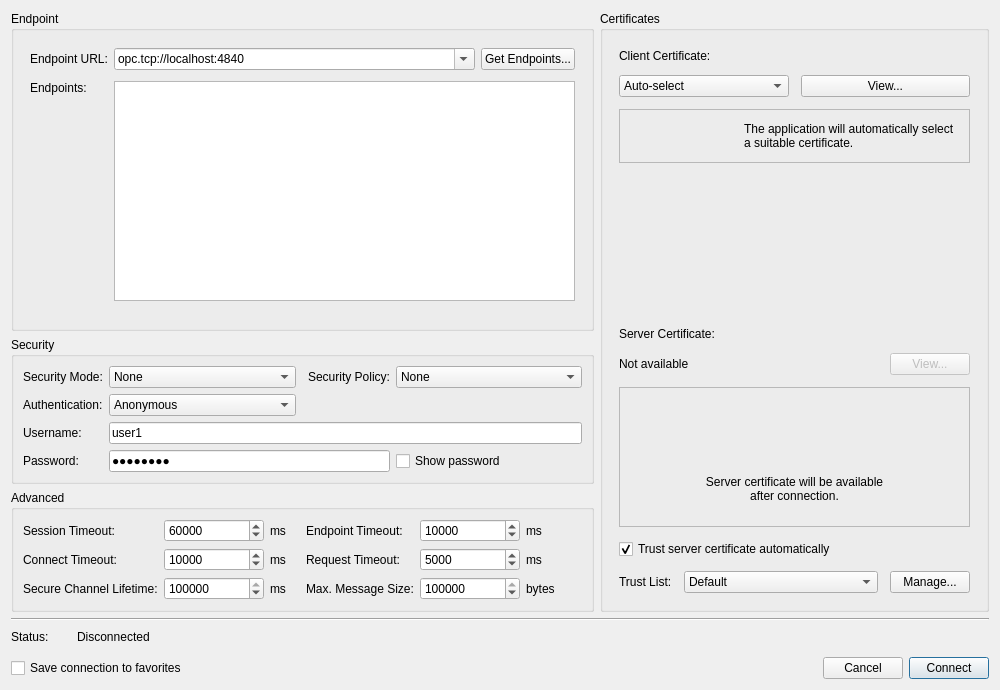
sanny32/OpenUaExplorer, file src/dialogs/connectiondialog.ui: the form before one commit.
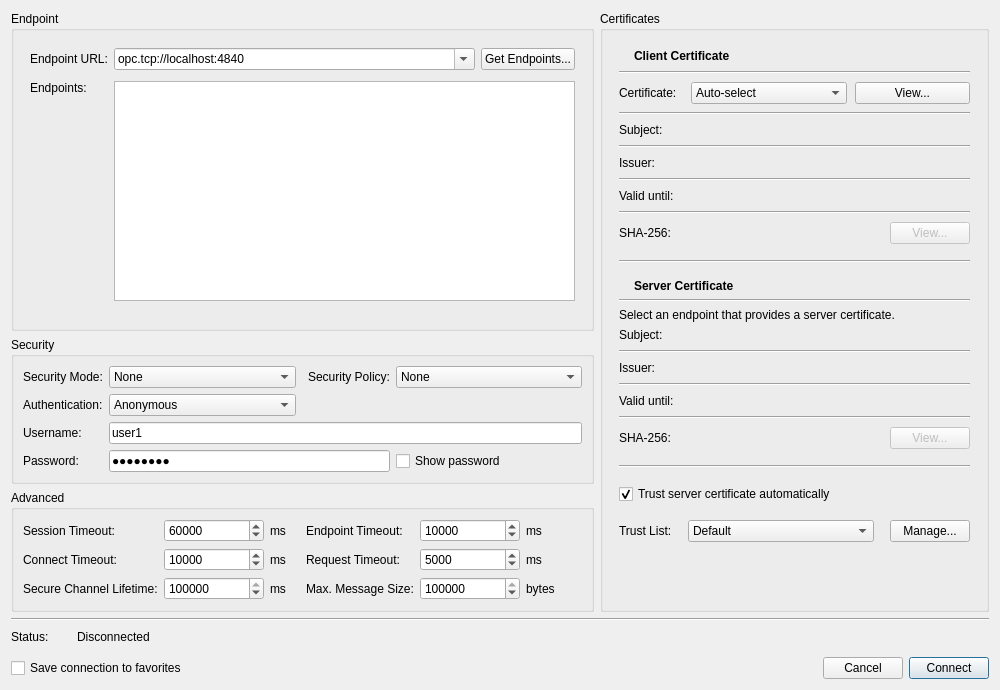
The form after the commit. Icons and pictures are not drawn. Custom widgets are drawn as their Qt base class.

Commit message:
feat: enhance connection dialog with certificate management
- Added event filtering to the connection dialog for improved interaction.
- Introduced new slots for viewing server and client certificates.
- Updated UI elements in connectiondialog.ui to better display certificate information, including subject, issuer, validity, and fingerprints.
- Renamed certificatesGroupBox to certificatesPanel for clarity.
- Added new icons for certificates and validation states in both light and dark themes.
- Updated resource file to include new icons for certificate management.

The edit to the form file:
```diff
--- a/src/dialogs/connectiondialog.ui
+++ b/src/dialogs/connectiondialog.ui
@@ -583,7 +583,7 @@
        </property>
        <layout class="QVBoxLayout" name="certificatesLayout">
         <property name="spacing">
-         <number>12</number>
+         <number>16</number>
         </property>
         <property name="leftMargin">
          <number>16</number>
@@ -598,166 +598,633 @@
          <number>16</number>
         </property>
         <item>
-         <widget class="QLabel" name="clientCertificateLabel">
-          <property name="text">
-           <string>Client Certificate:</string>
-          </property>
-         </widget>
-        </item>
-        <item>
-         <layout class="QHBoxLayout" name="clientCertificateLayout">
-          <item>
-           <widget class="QComboBox" name="clientCertificateComboBox">
-            <item>
-             <property name="text">
-              <string>Auto-select</string>
-             </property>
-            </item>
-            <item>
-             <property name="text">
-              <string>Default client certificate</string>
-             </property>
-            </item>
-           </widget>
-          </item>
-          <item>
-           <widget class="ThemedPushButton" name="clientCertificateViewButton">
-            <property name="text">
-             <string>View...</string>
-            </property>
-           </widget>
-          </item>
-         </layout>
-        </item>
-        <item>
-         <widget class="QFrame" name="clientCertificateHint">
-          <property name="frameShape">
-           <enum>QFrame::StyledPanel</enum>
-          </property>
-          <layout class="QHBoxLayout" name="clientCertificateHintLayout">
+         <widget class="QWidget" name="clientCertificateGroupBox" native="true">
+          <layout class="QVBoxLayout" name="clientCertificateCardLayout">
+           <property name="spacing">
+            <number>8</number>
+           </property>
            <property name="leftMargin">
-            <number>14</number>
+            <number>0</number>
            </property>
            <property name="topMargin">
-            <number>12</number>
+            <number>0</number>
            </property>
            <property name="rightMargin">
-            <number>14</number>
+            <number>0</number>
            </property>
            <property name="bottomMargin">
-            <number>12</number>
+            <number>0</number>
            </property>
            <item>
-            <widget class="ThemedIconLabel" name="clientCertificateHintIcon">
-             <property name="text">
-              <string/>
+            <layout class="QHBoxLayout" name="clientCertificateHeaderLayout">
+             <property name="spacing">
+              <number>8</number>
              </property>
-             <property name="alignment">
-              <set>Qt::AlignCenter</set>
+             <item>
+              <widget class="ThemedIconLabel" name="clientCertificateHeaderIcon">
+               <property name="sizePolicy">
+                <sizepolicy hsizetype="Maximum" vsizetype="Preferred">
+                 <horstretch>0</horstretch>
+                 <verstretch>0</verstretch>
+                </sizepolicy>
+               </property>
+               <property name="text">
+                <string/>
+               </property>
+               <property name="alignment">
+                <set>Qt::AlignCenter</set>
+               </property>
+              </widget>
+             </item>
+             <item>
+              <widget class="QLabel" name="clientCertificateHeader">
+               <property name="font">
+                <font>
+                 <bold>true</bold>
+                </font>
+               </property>
+               <property name="text">
+                <string>Client Certificate</string>
+               </property>
+              </widget>
+             </item>
+             <item>
+              <spacer name="clientCertificateHeaderSpacer">
+               <property name="orientation">
+                <enum>Qt::Horizontal</enum>
+               </property>
+               <property name="sizeHint" stdset="0">
+                <size>
+                 <width>0</width>
+                 <height>0</height>
+                </size>
+               </property>
+              </spacer>
+             </item>
+            </layout>
+           </item>
+           <item>
+            <widget class="Line" name="clientCertificateHeaderLine">
+             <property name="orientation">
+              <enum>Qt::Horizontal</enum>
              </property>
             </widget>
            </item>
            <item>
-            <widget class="QLabel" name="clientCertificateHintLabel">
-             <property name="text">
-              <string>The application will automatically select
-a suitable certificate.</string>
-             </property>
+            <widget class="QWidget" name="clientCertificateDetails" native="true">
+             <layout class="QGridLayout" name="clientCertificateForm" columnstretch="0,1">
+              <property name="leftMargin">
+               <number>0</number>
+              </property>
+              <property name="topMargin">
+               <number>0</number>
+              </property>
+              <property name="rightMargin">
+               <number>0</number>
+              </property>
+              <property name="bottomMargin">
+               <number>0</number>
+              </property>
+              <property name="horizontalSpacing">
+               <number>14</number>
+              </property>
+              <property name="verticalSpacing">
+               <number>8</number>
+              </property>
+              <item row="0" column="0">
+               <widget class="QLabel" name="clientCertificateCaption">
+                <property name="certCaption" stdset="0">
+                 <bool>true</bool>
+                </property>
+                <property name="text">
+                 <string>Certificate:</string>
+                </property>
+                <property name="alignment">
+                 <set>Qt::AlignLeading|Qt::AlignLeft|Qt::AlignVCenter</set>
+                </property>
+               </widget>
+              </item>
+              <item row="0" column="1">
+               <layout class="QHBoxLayout" name="clientCertificateLayout">
+                <property name="spacing">
+                 <number>8</number>
+                </property>
+                <item>
+                 <widget class="QComboBox" name="clientCertificateComboBox">
+                  <item>
+                   <property name="text">
+                    <string>Auto-select</string>
+                   </property>
+                  </item>
+                  <item>
+                   <property name="text">
+                    <string>Default client certificate</string>
+                   </property>
+                  </item>
+                 </widget>
+                </item>
+                <item>
+                 <widget class="ThemedPushButton" name="clientCertificateViewButton">
+                  <property name="text">
+                   <string>View...</string>
+                  </property>
+                 </widget>
+                </item>
+               </layout>
+              </item>
+              <item row="1" column="0" colspan="2">
+               <widget class="Line" name="clientCertSeparatorTop">
+                <property name="orientation">
+                 <enum>Qt::Horizontal</enum>
+                </property>
+               </widget>
+              </item>
+              <item row="2" column="0">
+               <widget class="QLabel" name="clientCertSubjectCaption">
+                <property name="certCaption" stdset="0">
+                 <bool>true</bool>
+                </property>
+                <property name="text">
+                 <string>Subject:</string>
+                </property>
+                <property name="alignment">
+                 <set>Qt::AlignLeading|Qt::AlignLeft|Qt::AlignVCenter</set>
+                </property>
+               </widget>
+              </item>
+              <item row="2" column="1">
+               <widget class="QLabel" name="clientCertSubjectEdit">
+                <property name="sizePolicy">
+                 <sizepolicy hsizetype="Ignored" vsizetype="Preferred">
+                  <horstretch>1</horstretch>
+                  <verstretch>0</verstretch>
+                 </sizepolicy>
+                </property>
+                <property name="text">
+                 <string/>
+                </property>
+                <property name="textInteractionFlags">
+                 <set>Qt::TextSelectableByMouse</set>
+                </property>
+               </widget>
+              </item>
+              <item row="3" column="0" colspan="2">
+               <widget class="Line" name="clientCertSeparator0">
+                <property name="orientation">
+                 <enum>Qt::Horizontal</enum>
+                </property>
+               </widget>
+              </item>
+              <item row="4" column="0">
+               <widget class="QLabel" name="clientCertIssuerCaption">
+                <property name="certCaption" stdset="0">
+                 <bool>true</bool>
+                </property>
+                <property name="text">
+                 <string>Issuer:</string>
+                </property>
+                <property name="alignment">
+                 <set>Qt::AlignLeading|Qt::AlignLeft|Qt::AlignVCenter</set>
+                </property>
+               </widget>
+              </item>
+              <item row="4" column="1">
+               <widget class="QLabel" name="clientCertIssuerEdit">
+                <property name="sizePolicy">
+                 <sizepolicy hsizetype="Ignored" vsizetype="Preferred">
+                  <horstretch>1</horstretch>
+                  <verstretch>0</verstretch>
+                 </sizepolicy>
+                </property>
+                <property name="text">
+                 <string/>
+                </property>
+                <property name="textInteractionFlags">
+                 <set>Qt::TextSelectableByMouse</set>
+                </property>
+               </widget>
+              </item>
+              <item row="5" column="0" colspan="2">
+               <widget class="Line" name="clientCertSeparator1">
+                <property name="orientation">
+                 <enum>Qt::Horizontal</enum>
+                </property>
+               </widget>
+              </item>
+              <item row="6" column="0">
+               <widget class="QLabel" name="clientCertValidCaption">
+                <property name="certCaption" stdset="0">
+                 <bool>true</bool>
+                </property>
+                <property name="text">
+                 <string>Valid until:</string>
+                </property>
+                <property name="alignment">
+                 <set>Qt::AlignLeading|Qt::AlignLeft|Qt::AlignVCenter</set>
+                </property>
+               </widget>
+              </item>
+              <item row="6" column="1">
+               <layout class="QHBoxLayout" name="clientCertValidLayout">
+                <property name="spacing">
+                 <number>6</number>
+                </property>
+                <item>
+                 <widget class="QLabel" name="clientCertValidEdit">
+                  <property name="sizePolicy">
+                   <sizepolicy hsizetype="Preferred" vsizetype="Preferred">
+                    <horstretch>0</horstretch>
+                    <verstretch>0</verstretch>
+                   </sizepolicy>
+                  </property>
+                  <property name="text">
+                   <string/>
+                  </property>
+                  <property name="textInteractionFlags">
+                   <set>Qt::TextSelectableByMouse</set>
+                  </property>
+                 </widget>
+                </item>
+                <item>
+                 <widget class="ThemedIconLabel" name="clientCertValidIcon">
+                  <property name="text">
+                   <string/>
+                  </property>
+                  <property name="alignment">
+                   <set>Qt::AlignCenter</set>
+                  </property>
+                 </widget>
+                </item>
+                <item>
+                 <widget class="QLabel" name="clientCertValidBadge">
+                  <property name="text">
+                   <string/>
+                  </property>
+                 </widget>
+                </item>
+               </layout>
+              </item>
+              <item row="7" column="0" colspan="2">
+               <widget class="Line" name="clientCertSeparator2">
+                <property name="orientation">
+                 <enum>Qt::Horizontal</enum>
+                </property>
+               </widget>
+              </item>
+              <item row="8" column="0">
+               <widget class="QLabel" name="clientCertFingerprintCaption">
+                <property name="certCaption" stdset="0">
+                 <bool>true</bool>
+                </property>
+                <property name="text">
+                 <string>SHA-256:</string>
+                </property>
+                <property name="alignment">
+                 <set>Qt::AlignLeading|Qt::AlignLeft|Qt::AlignVCenter</set>
+                </property>
+               </widget>
+              </item>
+              <item row="8" column="1">
+               <layout class="QHBoxLayout" name="clientCertFingerprintLayout">
+                <property name="spacing">
+                 <number>8</number>
+                </property>
+                <item>
+                 <widget class="QLabel" name="clientCertFingerprintEdit">
+                  <property name="sizePolicy">
+                   <sizepolicy hsizetype="Ignored" vsizetype="Preferred">
+                    <horstretch>1</horstretch>
+                    <verstretch>0</verstretch>
+                   </sizepolicy>
+                  </property>
+                  <property name="text">
+                   <string/>
+                  </property>
+                  <property name="textInteractionFlags">
+                   <set>Qt::TextSelectableByMouse</set>
+                  </property>
+                 </widget>
+                </item>
+                <item>
+                 <widget class="ThemedPushButton" name="clientCertViewButton">
+                  <property name="enabled">
+                   <bool>false</bool>
+                  </property>
+                  <property name="text">
+                   <string>View...</string>
+                  </property>
+                 </widget>
+                </item>
+               </layout>
+              </item>
+             </layout>
             </widget>
            </item>
           </layout>
          </widget>
         </item>
         <item>
-         <spacer name="certificatesTopSpacer">
+         <widget class="Line" name="certificateSectionLine">
           <property name="orientation">
-           <enum>Qt::Vertical</enum>
-          </property>
-          <property name="sizeHint" stdset="0">
-           <size>
-            <width>20</width>
-            <height>22</height>
-           </size>
-          </property>
-         </spacer>
-        </item>
-        <item>
-         <widget class="QLabel" name="serverCertificateLabel">
-          <property name="text">
-           <string>Server Certificate:</string>
+           <enum>Qt::Horizontal</enum>
           </property>
          </widget>
         </item>
         <item>
-         <layout class="QHBoxLayout" name="serverCertificateStatusLayout">
-          <item>
-           <widget class="QLabel" name="serverCertificateStatusLabel">
-            <property name="text">
-             <string>Not available</string>
-            </property>
-           </widget>
-          </item>
-          <item>
-           <spacer name="serverCertificateStatusSpacer">
-            <property name="orientation">
-             <enum>Qt::Horizontal</enum>
-            </property>
-            <property name="sizeHint" stdset="0">
-             <size>
-              <width>40</width>
-              <height>20</height>
-             </size>
-            </property>
-           </spacer>
-          </item>
-          <item>
-           <widget class="ThemedPushButton" name="serverCertificateViewButton">
-            <property name="enabled">
-             <bool>false</bool>
-            </property>
-            <property name="text">
-             <string>View...</string>
-            </property>
-           </widget>
-          </item>
-         </layout>
-        </item>
-        <item>
-         <widget class="QFrame" name="serverCertificateFrame">
-          <property name="minimumSize">
-           <size>
-            <width>0</width>
-            <height>140</height>
-           </size>
-          </property>
-          <property name="frameShape">
-           <enum>QFrame::StyledPanel</enum>
-          </property>
-          <layout class="QVBoxLayout" name="serverCertificateFrameLayout">
+         <widget class="QWidget" name="serverCertificateGroupBox" native="true">
+          <layout class="QVBoxLayout" name="serverCertificateCardLayout">
+           <property name="spacing">
+            <number>6</number>
+           </property>
+           <property name="leftMargin">
+            <number>0</number>
+           </property>
+           <property name="topMargin">
+            <number>0</number>
+           </property>
+           <property name="rightMargin">
+            <number>0</number>
+           </property>
+           <property name="bottomMargin">
+            <number>0</number>
+           </property>
            <item>
-            <widget class="ThemedIconLabel" name="serverCertificateIconLabel">
-             <property name="text">
-              <string/>
+            <layout class="QHBoxLayout" name="serverCertificateHeaderLayout">
+             <property name="spacing">
+              <number>8</number>
              </property>
-             <property name="alignment">
-              <set>Qt::AlignCenter</set>
+             <item>
+              <widget class="ThemedIconLabel" name="serverCertificateHeaderIcon">
+               <property name="sizePolicy">
+                <sizepolicy hsizetype="Maximum" vsizetype="Preferred">
+                 <horstretch>0</horstretch>
+                 <verstretch>0</verstretch>
+                </sizepolicy>
+               </property>
+               <property name="text">
+                <string/>
+               </property>
+               <property name="alignment">
+                <set>Qt::AlignCenter</set>
+               </property>
+              </widget>
+             </item>
+             <item>
+              <widget class="QLabel" name="serverCertificateHeader">
+               <property name="font">
+                <font>
+                 <bold>true</bold>
+                </font>
+               </property>
+               <property name="text">
+                <string>Server Certificate</string>
+               </property>
+              </widget>
+             </item>
+             <item>
+              <spacer name="serverCertificateHeaderSpacer">
+               <property name="orientation">
+                <enum>Qt::Horizontal</enum>
+               </property>
+               <property name="sizeHint" stdset="0">
+                <size>
+                 <width>0</width>
+                 <height>0</height>
+                </size>
+               </property>
+              </spacer>
+             </item>
+            </layout>
+           </item>
+           <item>
+            <widget class="Line" name="serverCertificateHeaderLine">
+             <property name="orientation">
+              <enum>Qt::Horizontal</enum>
              </property>
             </widget>
            </item>
            <item>
             <widget class="QLabel" name="serverCertificateHintLabel">
              <property name="text">
-              <string>Server certificate will be available
-after connection.</string>
+              <string>Select an endpoint that provides a server certificate.</string>
              </property>
-             <property name="alignment">
-              <set>Qt::AlignCenter</set>
+             <property name="wordWrap">
+              <bool>true</bool>
              </property>
             </widget>
            </item>
+           <item>
+            <widget class="QWidget" name="serverCertificateDetails" native="true">
+             <layout class="QGridLayout" name="serverCertificateForm" columnstretch="0,1">
+              <property name="leftMargin">
+               <number>0</number>
+              </property>
+              <property name="topMargin">
+               <number>0</number>
+              </property>
+              <property name="rightMargin">
+               <number>0</number>
+              </property>
+              <property name="bottomMargin">
+               <number>0</number>
+              </property>
+              <property name="horizontalSpacing">
+               <number>14</number>
+              </property>
+              <property name="verticalSpacing">
+               <number>8</number>
+              </property>
+              <item row="0" column="0">
+               <widget class="QLabel" name="serverCertSubjectCaption">
+                <property name="certCaption" stdset="0">
+                 <bool>true</bool>
+                </property>
+                <property name="text">
+                 <string>Subject:</string>
+                </property>
+                <property name="alignment">
+                 <set>Qt::AlignLeading|Qt::AlignLeft|Qt::AlignVCenter</set>
+                </property>
+               </widget>
+              </item>
+              <item row="0" column="1">
+               <widget class="QLabel" name="serverCertSubjectEdit">
+                <property name="sizePolicy">
+                 <sizepolicy hsizetype="Ignored" vsizetype="Preferred">
+                  <horstretch>1</horstretch>
+                  <verstretch>0</verstretch>
+                 </sizepolicy>
+                </property>
+                <property name="text">
+                 <string/>
+                </property>
+                <property name="textInteractionFlags">
+                 <set>Qt::TextSelectableByMouse</set>
+                </property>
+               </widget>
+              </item>
+              <item row="1" column="0" colspan="2">
+               <widget class="Line" name="serverCertSeparator0">
+                <property name="orientation">
+                 <enum>Qt::Horizontal</enum>
+                </property>
+               </widget>
+              </item>
+              <item row="2" column="0">
+               <widget class="QLabel" name="serverCertIssuerCaption">
+                <property name="certCaption" stdset="0">
+                 <bool>true</bool>
+                </property>
+                <property name="text">
+                 <string>Issuer:</string>
+                </property>
+                <property name="alignment">
+                 <set>Qt::AlignLeading|Qt::AlignLeft|Qt::AlignVCenter</set>
+                </property>
+               </widget>
+              </item>
+              <item row="2" column="1">
+               <widget class="QLabel" name="serverCertIssuerEdit">
+                <property name="sizePolicy">
+                 <sizepolicy hsizetype="Ignored" vsizetype="Preferred">
+                  <horstretch>1</horstretch>
+                  <verstretch>0</verstretch>
+                 </sizepolicy>
+                </property>
+                <property name="text">
+                 <string/>
+                </property>
+                <property name="textInteractionFlags">
+                 <set>Qt::TextSelectableByMouse</set>
+                </property>
+               </widget>
+              </item>
+              <item row="3" column="0" colspan="2">
+               <widget class="Line" name="serverCertSeparator1">
+                <property name="orientation">
+                 <enum>Qt::Horizontal</enum>
+                </property>
+               </widget>
+              </item>
+              <item row="4" column="0">
+               <widget class="QLabel" name="serverCertValidCaption">
+                <property name="certCaption" stdset="0">
+                 <bool>true</bool>
+                </property>
+                <property name="text">
+                 <string>Valid until:</string>
+                </property>
+                <property name="alignment">
+                 <set>Qt::AlignLeading|Qt::AlignLeft|Qt::AlignVCenter</set>
+                </property>
+               </widget>
+              </item>
+              <item row="4" column="1">
+               <layout class="QHBoxLayout" name="serverCertValidLayout">
+                <property name="spacing">
+                 <number>6</number>
+                </property>
+                <item>
+                 <widget class="QLabel" name="serverCertValidEdit">
+                  <property name="sizePolicy">
+                   <sizepolicy hsizetype="Preferred" vsizetype="Preferred">
+                    <horstretch>0</horstretch>
+                    <verstretch>0</verstretch>
+                   </sizepolicy>
+                  </property>
+                  <property name="text">
+                   <string/>
+                  </property>
+                  <property name="textInteractionFlags">
+                   <set>Qt::TextSelectableByMouse</set>
+                  </property>
+                 </widget>
+                </item>
+                <item>
+                 <widget class="ThemedIconLabel" name="serverCertValidIcon">
+                  <property name="text">
+                   <string/>
+                  </property>
+                  <property name="alignment">
+                   <set>Qt::AlignCenter</set>
+                  </property>
+                 </widget>
+                </item>
+                <item>
+                 <widget class="QLabel" name="serverCertValidBadge">
+                  <property name="text">
+                   <string/>
+                  </property>
+                 </widget>
+                </item>
+               </layout>
+              </item>
+              <item row="5" column="0" colspan="2">
+               <widget class="Line" name="serverCertSeparator2">
+                <property name="orientation">
+                 <enum>Qt::Horizontal</enum>
+                </property>
+               </widget>
+              </item>
+              <item row="6" column="0">
+               <widget class="QLabel" name="serverCertFingerprintCaption">
+                <property name="certCaption" stdset="0">
+                 <bool>true</bool>
+                </property>
+                <property name="text">
+                 <string>SHA-256:</string>
+                </property>
+                <property name="alignment">
+                 <set>Qt::AlignLeading|Qt::AlignLeft|Qt::AlignVCenter</set>
+                </property>
+               </widget>
+              </item>
+              <item row="6" column="1">
+               <layout class="QHBoxLayout" name="serverCertFingerprintLayout">
+                <property name="spacing">
+                 <number>8</number>
+                </property>
+                <item>
+                 <widget class="QLabel" name="serverCertFingerprintEdit">
+                  <property name="sizePolicy">
+                   <sizepolicy hsizetype="Ignored" vsizetype="Preferred">
+                    <horstretch>1</horstretch>
+                    <verstretch>0</verstretch>
+                   </sizepolicy>
+                  </property>
+                  <property name="text">
+                   <string/>
+                  </property>
+                  <property name="textInteractionFlags">
+                   <set>Qt::TextSelectableByMouse</set>
+                  </property>
+                 </widget>
+                </item>
+                <item>
+                 <widget class="ThemedPushButton" name="serverCertificateViewButton">
+                  <property name="enabled">
+                   <bool>false</bool>
+                  </property>
+                  <property name="text">
+                   <string>View...</string>
+                  </property>
+                 </widget>
+                </item>
+               </layout>
+              </item>
+             </layout>
+            </widget>
+           </item>
           </layout>
          </widget>
         </item>
+        <item>
+         <widget class="Line" name="trustSectionLine">
+          <property name="orientation">
+           <enum>Qt::Horizontal</enum>
+          </property>
+         </widget>
+        </item>
         <item>
          <widget class="QCheckBox" name="trustServerCertificateCheckBox">
           <property name="text">
@@ -817,6 +1284,19 @@
           </item>
          </layout>
         </item>
+        <item>
+         <spacer name="certificatesBottomSpacer">
+          <property name="orientation">
+           <enum>Qt::Vertical</enum>
+          </property>
+          <property name="sizeHint" stdset="0">
+           <size>
+            <width>20</width>
+            <height>0</height>
+           </size>
+          </property>
+         </spacer>
+        </item>
        </layout>
       </widget>
      </item>
```
Left out of the diff: 2 changed lines with no effect on the pictures. The commit also changes 12 other files.
